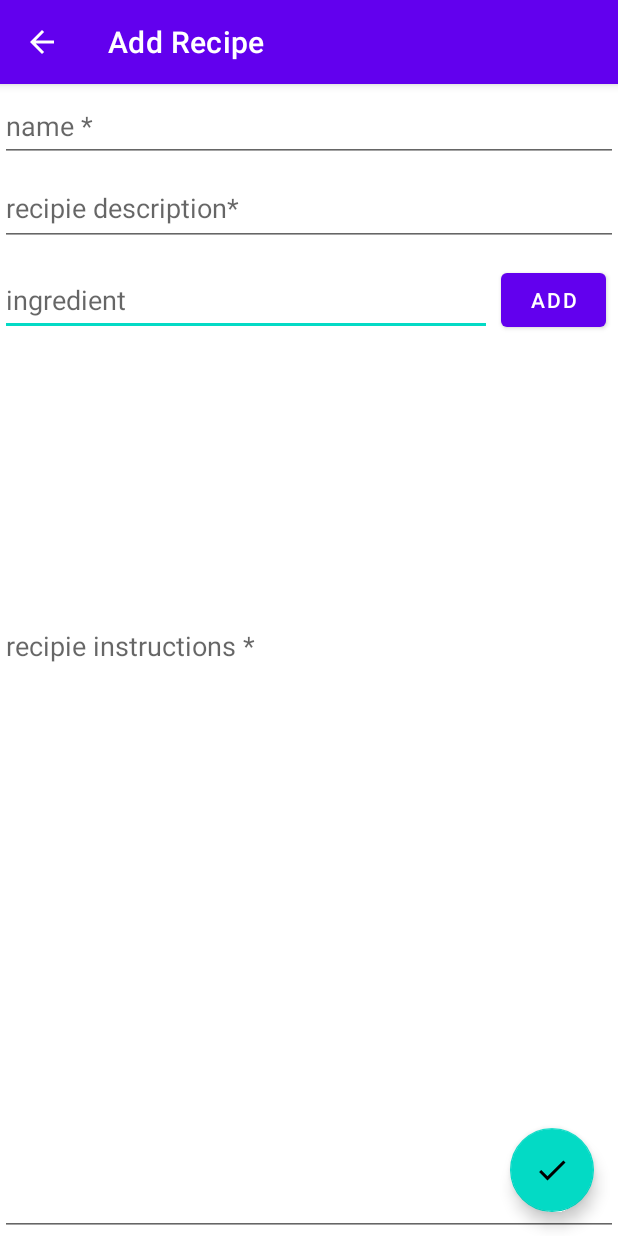
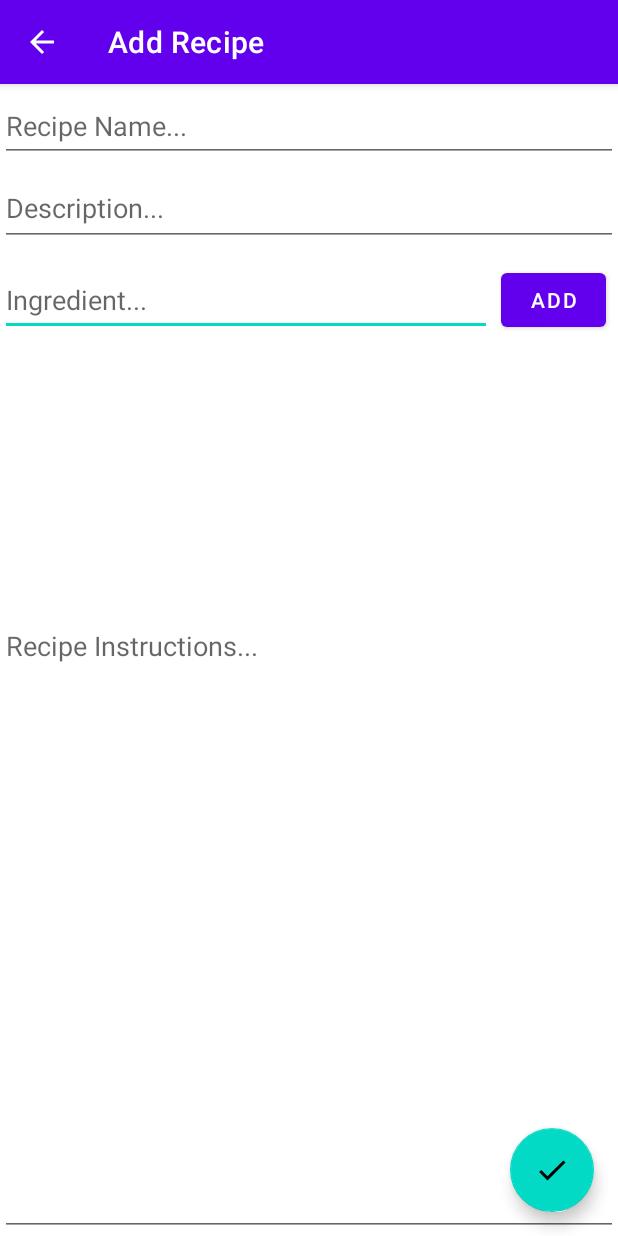
Before and after one commit to GodlewsO/comp4200-project, an Android app: the AddRecipeActivity screen opened directly, with no data from a screen before it, on a phone screen of 412 x 824 dp. Run offline under Robolectric (Android 15) with nearby library versions, the phone set to English and light mode, and no system bars.

Commit message:
changed the font of the textviews in activity_view_recipe.xml
spelling changes for the editTexts

```diff
--- a/app/src/main/res/layout/activity_add_recipe.xml
+++ b/app/src/main/res/layout/activity_add_recipe.xml
@@ -12,7 +12,7 @@
         android:layout_height="48dp"
         android:layout_marginTop="12dp"
         android:ems="10"
-        android:hint="ingredient"
+        android:hint="Ingredient..."
         android:inputType="textPersonName"
         android:maxLength="50"
         android:maxLines="1"
@@ -27,7 +27,7 @@
         android:layout_height="48dp"
         android:layout_marginTop="4dp"
         android:ems="10"
-        android:hint="name *"
+        android:hint="Recipe Name..."
         android:inputType="textPersonName"
         android:maxLines="1"
         android:minHeight="48dp"
@@ -43,7 +43,7 @@
         android:layout_height="416dp"
         android:ems="10"
         android:gravity="top"
-        android:hint="recipie instructions *"
+        android:hint="Recipe Instructions..."
         android:inputType="textMultiLine|textPersonName"
         android:minHeight="48dp"
         android:singleLine="false"
@@ -60,7 +60,7 @@
         android:layout_marginTop="8dp"
         android:ems="10"
         android:gravity="top"
-        android:hint="recipie description*"
+        android:hint="Description..."
         android:inputType="textMultiLine|textPersonName"
         android:minHeight="48dp"
         app:layout_constraintEnd_toEndOf="parent"
--- a/app/src/main/res/layout/activity_view_recipe.xml
+++ b/app/src/main/res/layout/activity_view_recipe.xml
@@ -58,7 +58,8 @@
             android:layout_gravity="center"
             android:layout_marginTop="10dp"
             android:background="@drawable/textview_border"
-            android:padding="10dp"/>
+            android:padding="10dp"
+            android:textColor="#000000" />
 
         <TextView
             android:id="@+id/textView6"
```
